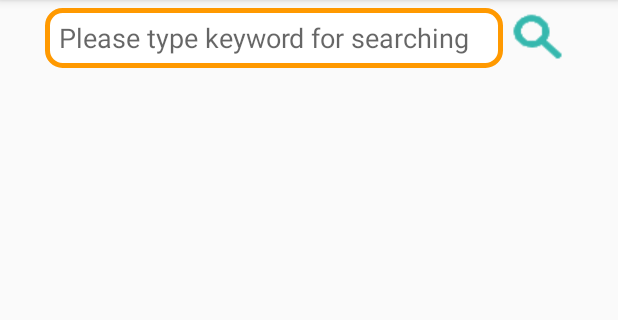
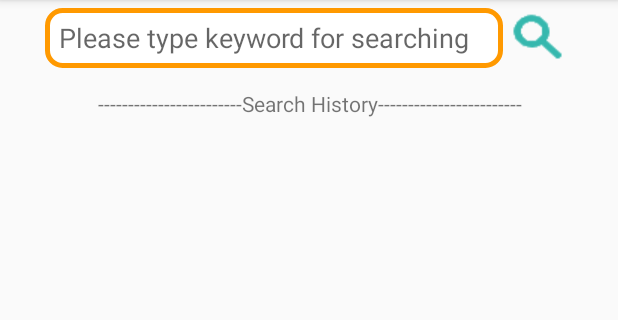
Before and after one commit to LiangWei-Chang/Software_Studio_FinalProject, an Android app: the fragment Search shown on its own in the app's theme, on a phone screen of 412 x 824 dp, the part 84-404 px from its top. Run offline under Robolectric (Android 15) with nearby library versions, the phone set to English and light mode, and no system bars.

Commit message:
history feature OK, click history to pass to map

```diff
--- a/app/src/main/java/com/software/studio/delicacies/RecycleViewAdapter.java
+++ b/app/src/main/java/com/software/studio/delicacies/RecycleViewAdapter.java
@@ -6,8 +6,10 @@ import android.view.View;
 import android.view.ViewGroup;
 import android.widget.TextView;
 
+import java.util.ArrayList;
+
 public class RecycleViewAdapter extends RecyclerView.Adapter<RecycleViewAdapter.ViewHolder> implements View.OnClickListener{
-    private String[] mDataset;
+    private ArrayList<String> mDataset;
     private OnRecyclerViewItemClickListener mOnItemClickListener = null;
 
     @Override
@@ -31,7 +33,7 @@ public class RecycleViewAdapter extends RecyclerView.Adapter<RecycleViewAdapter.
         }
     }
 
-    public RecycleViewAdapter(String[] myDataset) {
+    public RecycleViewAdapter(ArrayList<String> myDataset) {
         mDataset = myDataset;
     }
 
@@ -48,16 +50,23 @@ public class RecycleViewAdapter extends RecyclerView.Adapter<RecycleViewAdapter.
     // Replace the contents of a view
     @Override
     public void onBindViewHolder(ViewHolder holder, int position) {
-        holder.mTextView.setText(mDataset[position]);
-        holder.itemView.setTag(mDataset[position]);
+        holder.mTextView.setText(mDataset.get(position));
+        holder.itemView.setTag(mDataset.get(position));
     }
 
     @Override
     public int getItemCount() {
-        return mDataset.length;
+        return mDataset.size();
     }
 
     public void setOnItemClickListener(OnRecyclerViewItemClickListener listener) {
         this.mOnItemClickListener = listener;
     }
+
+    public void addItem(String text)
+    {
+        mDataset.add(text);
+        this.notifyDataSetChanged();
+
+    }
 }
--- a/app/src/main/java/com/software/studio/delicacies/fragments/Search.java
+++ b/app/src/main/java/com/software/studio/delicacies/fragments/Search.java
@@ -3,6 +3,8 @@ package com.software.studio.delicacies.fragments;
 import android.content.Intent;
 import android.os.Bundle;
 import android.support.v4.app.Fragment;
+import android.support.v7.widget.LinearLayoutManager;
+import android.support.v7.widget.RecyclerView;
 import android.view.LayoutInflater;
 import android.view.View;
 import android.view.ViewGroup;
@@ -12,14 +14,39 @@ import android.widget.Toast;
 
 import com.software.studio.delicacies.MapsActivity;
 import com.software.studio.delicacies.R;
+import com.software.studio.delicacies.RecycleViewAdapter;
+
+import java.util.ArrayList;
 
 public class Search extends Fragment implements View.OnClickListener {
     EditText editText;
     ImageButton button;
+    RecyclerView.LayoutManager mLayoutManager;
+    RecycleViewAdapter mAdapter;
 
     @Override
     public View onCreateView(LayoutInflater inflater, ViewGroup container, Bundle savedInstanceState) {
+        ArrayList<String> data = new ArrayList<String>();
+
         View view =inflater.inflate(R.layout.fragment_search, container, false);
+        RecyclerView recyclerView = (RecyclerView) view.findViewById(R.id.search_recycler_view);
+
+        mLayoutManager = new LinearLayoutManager(container.getContext());
+        recyclerView.setLayoutManager(mLayoutManager);
+
+        mAdapter = new RecycleViewAdapter(data);
+        recyclerView.setAdapter(mAdapter);
+
+        mAdapter.setOnItemClickListener(new RecycleViewAdapter.OnRecyclerViewItemClickListener() {
+            @Override
+            public void onItemClick(View view, String data) {
+                Intent intent = new Intent(getActivity().getApplicationContext(), MapsActivity.class);
+                intent.putExtra("LocationName", data);
+                startActivity(intent);
+            }
+        });
+
+
         editText = (EditText) view.findViewById(R.id.search_edittext);
         button = (ImageButton) view.findViewById(R.id.image_button_search);
         editText.setHint("  Please type keyword for searching");
@@ -39,6 +66,7 @@ public class Search extends Fragment implements View.OnClickListener {
                 Intent intent = new Intent(getActivity().getApplicationContext(), MapsActivity.class);
                 intent.putExtra("LocationName", editText.getText().toString());
                 startActivity(intent);
+                mAdapter.addItem(editText.getText().toString());
             }
             else{
                 Toast.makeText(getActivity(), R.string.msg_InputIsEmpty, Toast.LENGTH_SHORT).show();
--- a/app/src/main/res/layout/fragment_search.xml
+++ b/app/src/main/res/layout/fragment_search.xml
@@ -27,4 +27,20 @@
             android:id="@+id/image_button_search" />
     </LinearLayout>
 
+
+    <TextView
+        android:layout_width="match_parent"
+        android:layout_height="47dp"
+        android:textAppearance="?android:attr/textAppearanceSmall"
+        android:text="------------------------Search History------------------------"
+        android:id="@+id/textView"
+        android:layout_gravity="center_horizontal"
+        android:gravity="center_vertical|center_horizontal" />
+
+    <android.support.v7.widget.RecyclerView
+        android:id="@+id/search_recycler_view"
+        android:layout_width="match_parent"
+        android:layout_height="match_parent"
+        android:scrollbars="vertical" />
+
 </LinearLayout>
```
Also changed, not shown: app/src/main/java/com/software/studio/delicacies/fragments/Shouye.java (+4 -12 lines).
